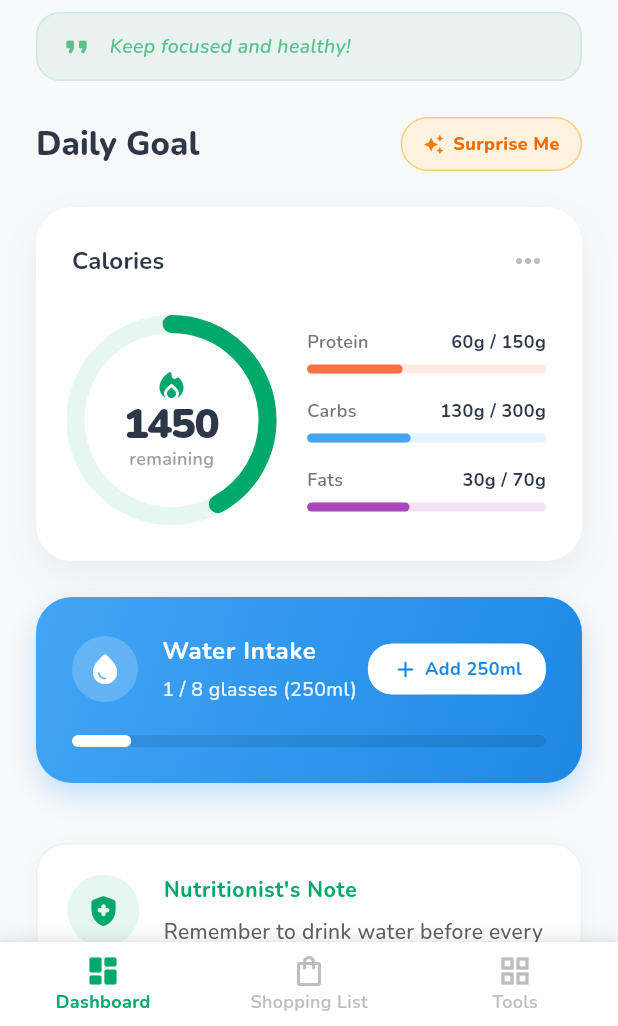
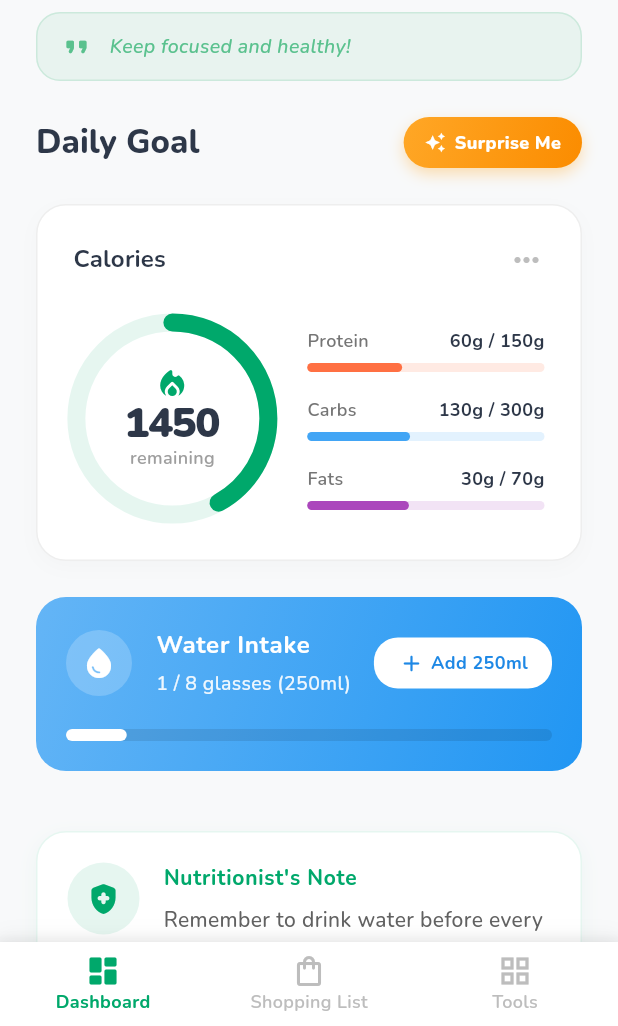
Before and after one commit to juninmd/my-food, a Flutter app: the screen it shows after launch, after a tap on "Add 250ml", on a phone screen of 412 x 824 dp, the part 210-1236 px from its top. Run offline on Flutter 3.47's test engine with Material 3 defaults, Android fonts, the phone set to English and light mode, and no system bars; drawn by our look-alikes of percent_indicator; our stand-ins replace carousel_slider, google_fonts, shared_preferences; network calls fail.

Commit message:
feat: modernize dashboard UI and meal cards
- Refactored `ModernMealCard` from a vertical blog-style layout to a compact, horizontal layout with right-aligned content.
- Updated `DashboardView` header to have a clean white background and a prominent gradient "Surprise Me" button.
- Flattened the `MacroDashboardCard` by replacing heavy drop shadows with subtle borders.
- Simplified `WaterTracker` styling by removing box shadows and using a softer gradient.
- Polished `MealTimeline` with thinner connecting lines and smaller dots to match the flatter design language.
- Verified all widget tests pass with the new layout constraints.

Co-authored-by: juninmd <6952134+juninmd@users.noreply.github.com>

```diff
--- a/lib/widgets/dashboard_view.dart
+++ b/lib/widgets/dashboard_view.dart
@@ -56,7 +56,7 @@ class DashboardView extends StatelessWidget {
           expandedHeight: 140.0,
           floating: false,
           pinned: true,
-          backgroundColor: theme.scaffoldBackgroundColor,
+          backgroundColor: Colors.white,
           surfaceTintColor: Colors.transparent,
           flexibleSpace: FlexibleSpaceBar(
             centerTitle: false,
@@ -183,21 +183,34 @@ class DashboardView extends StatelessWidget {
                           padding: const EdgeInsets.symmetric(
                               horizontal: 14, vertical: 8),
                           decoration: BoxDecoration(
-                            color: Colors.orange.shade50, // Softer background
+                            gradient: LinearGradient(
+                              colors: [
+                                Colors.orange.shade400,
+                                Colors.orange.shade600,
+                              ],
+                              begin: Alignment.topLeft,
+                              end: Alignment.bottomRight,
+                            ),
                             borderRadius: BorderRadius.circular(20),
-                            border: Border.all(color: Colors.orange.shade200),
+                            boxShadow: [
+                              BoxShadow(
+                                color: Colors.orange.withValues(alpha: 0.3),
+                                blurRadius: 8,
+                                offset: const Offset(0, 4),
+                              ),
+                            ],
                           ),
                           child: Row(
                             children: [
-                              Icon(Icons.auto_awesome,
-                                  color: Colors.orange.shade700, size: 14),
+                              const Icon(Icons.auto_awesome,
+                                  color: Colors.white, size: 14),
                               const SizedBox(width: 6),
                               Text(
                                 l10n.surpriseMeButton,
-                                style: TextStyle(
+                                style: const TextStyle(
                                   fontSize: 12,
                                   fontWeight: FontWeight.w800,
-                                  color: Colors.orange.shade800,
+                                  color: Colors.white,
                                 ),
                               ),
                             ],
--- a/lib/widgets/macro_dashboard_card.dart
+++ b/lib/widgets/macro_dashboard_card.dart
@@ -33,12 +33,13 @@ class MacroDashboardCard extends StatelessWidget {
     return Container(
       decoration: BoxDecoration(
         color: Colors.white,
-        borderRadius: BorderRadius.circular(24),
+        borderRadius: BorderRadius.circular(20),
+        border: Border.all(color: Colors.grey.shade200, width: 1.0),
         boxShadow: [
           BoxShadow(
-            color: Colors.black.withValues(alpha: 0.05),
-            blurRadius: 20,
-            offset: const Offset(0, 10),
+            color: Colors.black.withValues(alpha: 0.02),
+            blurRadius: 10,
+            offset: const Offset(0, 4),
           ),
         ],
       ),
--- a/lib/widgets/meal_timeline.dart
+++ b/lib/widgets/meal_timeline.dart
@@ -73,28 +73,28 @@ class MealTimeline extends StatelessWidget {
                   // Top line segment (only if not first)
                   if (!isFirst)
                     Container(
-                      width: 2,
+                      width: 1,
                       height: 28, // Connects to the previous item
                       color: colorScheme.primary
-                          .withValues(alpha: 0.15), // Softer line
+                          .withValues(alpha: 0.1), // Softer line
                     )
                   else
                     const SizedBox(height: 28),
 
                   // Dot
                   Container(
-                    width: 16,
-                    height: 16,
+                    width: 12,
+                    height: 12,
                     decoration: BoxDecoration(
                       color: colorScheme.primary,
                       shape: BoxShape.circle,
                       border: Border.all(
                           color: colorScheme.surface,
-                          width: 4), // Thicker border to stand out
+                          width: 2), // Thicker border to stand out
                       boxShadow: [
                         BoxShadow(
-                          color: colorScheme.primary.withValues(alpha: 0.2),
-                          blurRadius: 8,
+                          color: colorScheme.primary.withValues(alpha: 0.1),
+                          blurRadius: 4,
                           offset: const Offset(0, 2),
                         ),
                       ],
@@ -105,8 +105,8 @@ class MealTimeline extends StatelessWidget {
                   if (!isLast)
                     Expanded(
                       child: Container(
-                        width: 2,
-                        color: colorScheme.primary.withValues(alpha: 0.15),
+                        width: 1,
+                        color: colorScheme.primary.withValues(alpha: 0.1),
                       ),
                     ),
                 ],
--- a/lib/widgets/modern_meal_card.dart
+++ b/lib/widgets/modern_meal_card.dart
@@ -23,19 +23,19 @@ class ModernMealCard extends StatelessWidget {
       margin: const EdgeInsets.only(right: 24, bottom: 20),
       decoration: BoxDecoration(
         color: Colors.white,
-        borderRadius: BorderRadius.circular(28), // Even rounder
-        border: Border.all(color: Colors.grey.shade200, width: 1.5),
+        borderRadius: BorderRadius.circular(20),
+        border: Border.all(color: Colors.grey.shade200, width: 1.0),
         boxShadow: [
           BoxShadow(
-            color: Colors.black.withValues(alpha: 0.04), // Softer shadow
-            blurRadius: 20,
-            offset: const Offset(0, 10),
+            color: Colors.black.withValues(alpha: 0.02),
+            blurRadius: 10,
+            offset: const Offset(0, 4),
           ),
         ],
       ),
       child: Material(
         color: Colors.transparent,
-        borderRadius: BorderRadius.circular(28),
+        borderRadius: BorderRadius.circular(20),
         clipBehavior: Clip.antiAlias,
         child: InkWell(
           onTap: () {
@@ -50,138 +50,71 @@ class ModernMealCard extends StatelessWidget {
               ),
             );
           },
-          child: Column(
-            crossAxisAlignment: CrossAxisAlignment.stretch,
+          child: Stack(
             children: [
-              // Top Image Section
-              Stack(
+              Padding(
+                padding: const EdgeInsets.all(12.0),
+                child: Row(
+                  crossAxisAlignment: CrossAxisAlignment.start,
                   children: [
+                    // Left Image Section
                     Hero(
                       tag: 'meal_${title}_${meal.name}',
-                    child: AspectRatio(
-                      aspectRatio: 16 / 9,
                       child: Container(
+                        width: 100,
+                        height: 100,
                         decoration: BoxDecoration(
+                          borderRadius: BorderRadius.circular(16),
                           image: DecorationImage(
                             image: AssetImage(meal.imagePath),
                             fit: BoxFit.cover,
                           ),
                         ),
-                        child: Container(
-                          decoration: BoxDecoration(
-                            gradient: LinearGradient(
-                              begin: Alignment.topCenter,
-                              end: Alignment.bottomCenter,
-                              colors: [
-                                Colors.black.withValues(alpha: 0.0),
-                                Colors.black.withValues(
-                                    alpha: 0.2), // Slightly darker for contrast
-                              ],
                       ),
                     ),
-                        ),
-                      ),
-                    ),
-                  ),
-                  Positioned(
-                    top: 16,
-                    left: 16,
-                    child: Container(
-                      padding: const EdgeInsets.symmetric(
-                          horizontal: 14, vertical: 8),
-                      decoration: BoxDecoration(
-                        color: Colors.white.withValues(alpha: 0.95),
-                        borderRadius: BorderRadius.circular(20),
-                        boxShadow: [
-                          BoxShadow(
-                            color: Colors.black.withValues(alpha: 0.1),
-                            blurRadius: 4,
-                          ),
-                        ],
-                      ),
-                      child: Text(
+                    const SizedBox(width: 16),
+
+                    // Right Details Section
+                    Expanded(
+                      child: Column(
+                        crossAxisAlignment: CrossAxisAlignment.start,
+                        children: [
+                          Text(
                             title.toUpperCase(),
                             style: TextStyle(
                               color: colorScheme.primary,
                               fontWeight: FontWeight.w800,
-                          fontSize: 11,
+                              fontSize: 10,
                               letterSpacing: 0.5,
                             ),
                           ),
-                    ),
-                  ),
-                  Positioned(
-                    top: 16,
-                    right: 16,
-                    child: Material(
-                      color: Colors.white.withValues(
-                          alpha: 0.95), // White button instead of primary color
-                      borderRadius: BorderRadius.circular(20),
-                      elevation: 4,
-                      child: InkWell(
-                        onTap: onEdit,
-                        borderRadius: BorderRadius.circular(20),
-                        child: Padding(
-                          padding: const EdgeInsets.symmetric(
-                              horizontal: 14, vertical: 8),
-                          child: Row(
-                            mainAxisSize: MainAxisSize.min,
-                            children: [
-                              Icon(
-                                Icons.swap_horiz_rounded,
-                                size: 16,
-                                color: colorScheme
-                                    .primary, // Icon is primary color
-                              ),
-                              const SizedBox(width: 4),
-                              Text(
-                                "SWAP",
-                                style: TextStyle(
-                                  color: colorScheme
-                                      .primary, // Text is primary color
-                                  fontWeight: FontWeight.w800,
-                                  fontSize: 11,
-                                ),
-                              ),
-                            ],
-                          ),
-                        ),
-                      ),
-                    ),
-                  ),
-                ],
-              ),
-
-              // Bottom Details Section
-              Padding(
-                padding: const EdgeInsets.all(24.0), // Increased padding
-                child: Column(
-                  crossAxisAlignment: CrossAxisAlignment.start,
-                  children: [
+                          const SizedBox(height: 4),
                           Text(
                             meal.name,
                             style: theme.textTheme.titleMedium?.copyWith(
-                        fontWeight: FontWeight.w800, // Bolder
-                        fontSize: 18,
+                              fontWeight: FontWeight.w800,
+                              fontSize: 16,
                               height: 1.2,
                               color: colorScheme.onSurface,
                             ),
                             maxLines: 2,
                             overflow: TextOverflow.ellipsis,
                           ),
-                    const SizedBox(height: 10),
+                          const SizedBox(height: 6),
                           Text(
                             meal.description,
                             maxLines: 2,
                             overflow: TextOverflow.ellipsis,
                             style: theme.textTheme.bodySmall?.copyWith(
                               color: Colors.grey.shade600,
-                        height: 1.5,
-                        fontSize: 13,
+                              height: 1.3,
+                              fontSize: 12,
                             ),
                           ),
-                    const SizedBox(height: 20),
-                    Row(
+                          const SizedBox(height: 12),
+                          Wrap(
+                            spacing: 6,
+                            runSpacing: 6,
                             children: [
                               _buildMacroBadge(
                                 context,
@@ -190,25 +123,63 @@ class ModernMealCard extends StatelessWidget {
                                 Colors.orange.shade800,
                                 Colors.orange.shade50,
                               ),
-                        const SizedBox(width: 8),
                               _buildMacroBadge(
                                 context,
                                 Icons.fitness_center_rounded,
-                          "${meal.protein}g", // Removed 'P'
+                                "${meal.protein}g",
                                 colorScheme.primary,
                                 colorScheme.primary.withValues(alpha: 0.1),
                               ),
-                        const SizedBox(width: 8),
                               _buildMacroBadge(
                                 context,
                                 Icons.bolt_rounded,
-                          "${meal.carbs}g", // Removed 'C'
+                                "${meal.carbs}g",
                                 Colors.blue.shade800,
                                 Colors.blue.shade50,
                               ),
                             ],
                           ),
                         ],
+                      ),
+                    ),
+                  ],
+                ),
+              ),
+
+              // Swap Button
+              Positioned(
+                top: 8,
+                right: 8,
+                child: Material(
+                  color: Colors.grey.shade50,
+                  borderRadius: BorderRadius.circular(20),
+                  child: InkWell(
+                    onTap: onEdit,
+                    borderRadius: BorderRadius.circular(20),
+                    child: Padding(
+                      padding: const EdgeInsets.symmetric(
+                          horizontal: 10, vertical: 6),
+                      child: Row(
+                        mainAxisSize: MainAxisSize.min,
+                        children: [
+                          Icon(
+                            Icons.swap_horiz_rounded,
+                            size: 14,
+                            color: colorScheme.primary,
+                          ),
+                          const SizedBox(width: 4),
+                          Text(
+                            "SWAP",
+                            style: TextStyle(
+                              color: colorScheme.primary,
+                              fontWeight: FontWeight.w800,
+                              fontSize: 10,
+                            ),
+                          ),
+                        ],
+                      ),
+                    ),
+                  ),
                 ),
               ),
             ],
--- a/lib/widgets/water_tracker.dart
+++ b/lib/widgets/water_tracker.dart
@@ -22,24 +22,17 @@ class WaterTracker extends StatelessWidget {
     if (progress > 1.0) progress = 1.0;
 
     return Container(
-      padding: const EdgeInsets.all(24),
+      padding: const EdgeInsets.all(20),
       decoration: BoxDecoration(
         gradient: LinearGradient(
           colors: [
-            Colors.blue.shade400,
-            Colors.blue.shade600,
+            Colors.blue.shade300,
+            Colors.blue.shade500,
           ],
           begin: Alignment.topLeft,
           end: Alignment.bottomRight,
         ),
-        borderRadius: BorderRadius.circular(24),
-        boxShadow: [
-          BoxShadow(
-            color: Colors.blue.withValues(alpha: 0.25),
-            blurRadius: 16,
-            offset: const Offset(0, 8),
-          ),
-        ],
+        borderRadius: BorderRadius.circular(20),
       ),
       child: Column(
         children: [
--- a/package.json
+++ b/package.json
@@ -21,5 +21,8 @@
   },
   "engines": {
     "node": ">=20"
+  },
+  "dependencies": {
+    "express": "^5.2.1"
   }
 }
```
Also changed, not shown: package-lock.json, 1 other file. Lines whose indentation alone changed are shown as unchanged.
